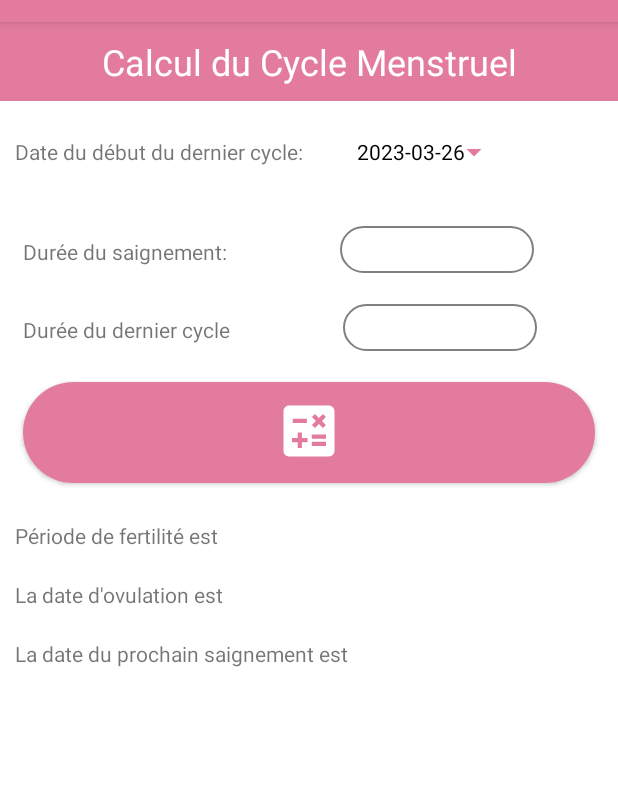
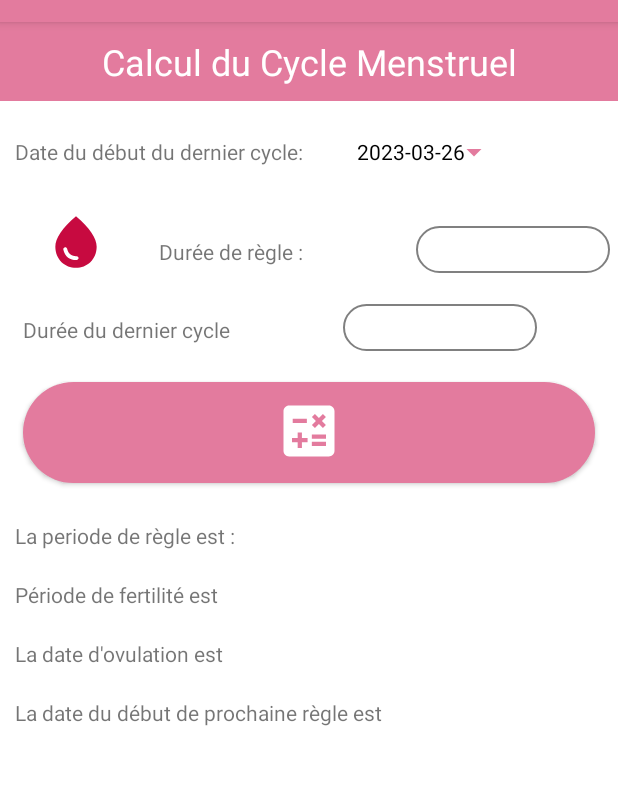
Before and after one commit to Application-mobile-Heroine-du-Faso-FB31/Application-Heroine-du-faso, an Android app: the CyclesEngineActivity screen opened directly, with no data from a screen before it, on a phone screen of 412 x 824 dp, the part 62-847 px from its top. Run offline under Robolectric (Android 15) with nearby library versions, the phone set to English and light mode, and no system bars.

Commit message:
fix cycle engine

```diff
--- /dev/null
+++ b/Heroinedufaso/app/src/main/res/drawable/baseline_edit_calendar_24.xml
@@ -0,0 +1,5 @@
+<vector android:height="24dp" android:tint="#E37B9E"
+    android:viewportHeight="24" android:viewportWidth="24"
+    android:width="24dp" xmlns:android="http://schemas.android.com/apk/res/android">
+    <path android:fillColor="@android:color/white" android:pathData="M12,22H5c-1.11,0 -2,-0.9 -2,-2L3.01,6c0,-1.1 0.88,-2 1.99,-2h1V2h2v2h8V2h2v2h1c1.1,0 2,0.9 2,2v6h-2v-2H5v10h7V22zM22.13,16.99l0.71,-0.71c0.39,-0.39 0.39,-1.02 0,-1.41l-0.71,-0.71c-0.39,-0.39 -1.02,-0.39 -1.41,0l-0.71,0.71L22.13,16.99zM21.42,17.7l-5.3,5.3H14v-2.12l5.3,-5.3L21.42,17.7z"/>
+</vector>
--- /dev/null
+++ b/Heroinedufaso/app/src/main/res/drawable/baseline_water_drop_24.xml
@@ -0,0 +1,5 @@
+<vector android:height="24dp" android:tint="#C70A40"
+    android:viewportHeight="24" android:viewportWidth="24"
+    android:width="24dp" xmlns:android="http://schemas.android.com/apk/res/android">
+    <path android:fillColor="@android:color/white" android:pathData="M12,2c-5.33,4.55 -8,8.48 -8,11.8c0,4.98 3.8,8.2 8,8.2s8,-3.22 8,-8.2C20,10.48 17.33,6.55 12,2zM7.83,14c0.37,0 0.67,0.26 0.74,0.62c0.41,2.22 2.28,2.98 3.64,2.87c0.43,-0.02 0.79,0.32 0.79,0.75c0,0.4 -0.32,0.73 -0.72,0.75c-2.13,0.13 -4.62,-1.09 -5.19,-4.12C7.01,14.42 7.37,14 7.83,14z"/>
+</vector>
--- a/Heroinedufaso/app/src/main/res/layout/activity_cycles_engine2.xml
+++ b/Heroinedufaso/app/src/main/res/layout/activity_cycles_engine2.xml
@@ -36,6 +36,7 @@
             android:layout_height="wrap_content"
             android:baselineAligned="true">
 
+
             <TextView
                 android:id="@+id/textLastPeriod"
                 android:layout_width="wrap_content"
@@ -62,14 +63,21 @@
             android:layout_height="wrap_content"
             android:padding="5dp">
 
+            <ImageView
+                android:id="@+id/imageView3"
+                android:layout_width="wrap_content"
+                android:layout_height="match_parent"
+                android:layout_weight="1"
+                app:srcCompat="@drawable/baseline_water_drop_24" />
+
             <TextView
                 android:id="@+id/textViewBloodDuration"
                 android:layout_width="wrap_content"
                 android:layout_height="wrap_content"
-                android:text="Durée du saignement:"
+                android:layout_margin="10dp"
+                android:text="Durée de règle :"
                 app:layout_constraintStart_toStartOf="parent"
-                app:layout_constraintTop_toBottomOf="@+id/textLastPeriod"
-                android:layout_margin="10dp"/>
+                app:layout_constraintTop_toBottomOf="@+id/textLastPeriod" />
 
             <EditText
                 android:id="@+id/editTextNumberBloodDuration"
@@ -83,6 +91,8 @@
                 android:textAlignment="center"
                 app:layout_constraintEnd_toEndOf="parent"
                 app:layout_constraintTop_toBottomOf="@+id/buttonLastPeriodDate" />
+
+
 
         </LinearLayout>
         <LinearLayout
@@ -122,6 +132,15 @@
             app:layout_constraintTop_toBottomOf="@+id/textCycleDuration" />
 
         <TextView
+            android:id="@+id/textViewBloodDatePeriod"
+            android:layout_width="match_parent"
+            android:layout_height="wrap_content"
+            android:layout_margin="10dp"
+            android:text="La periode de règle est : "
+            app:layout_constraintStart_toStartOf="parent"
+            app:layout_constraintTop_toBottomOf="@+id/textViewOvulationDate" />
+
+        <TextView
             android:id="@+id/textViewFertilityDate"
             android:layout_width="match_parent"
             android:layout_height="wrap_content"
@@ -143,7 +162,7 @@
             android:layout_width="match_parent"
             android:layout_height="wrap_content"
             android:layout_margin="10dp"
-            android:text="La date du prochain saignement est"
+            android:text="La date du début de prochaine règle est"
             app:layout_constraintTop_toBottomOf="@+id/textViewFertilityDate" />
 
 
```
Also changed, not shown: Heroinedufaso/app/src/main/java/com/example/heroinedufaso/CyclesEngineActivity.java (+23 -4 lines).
